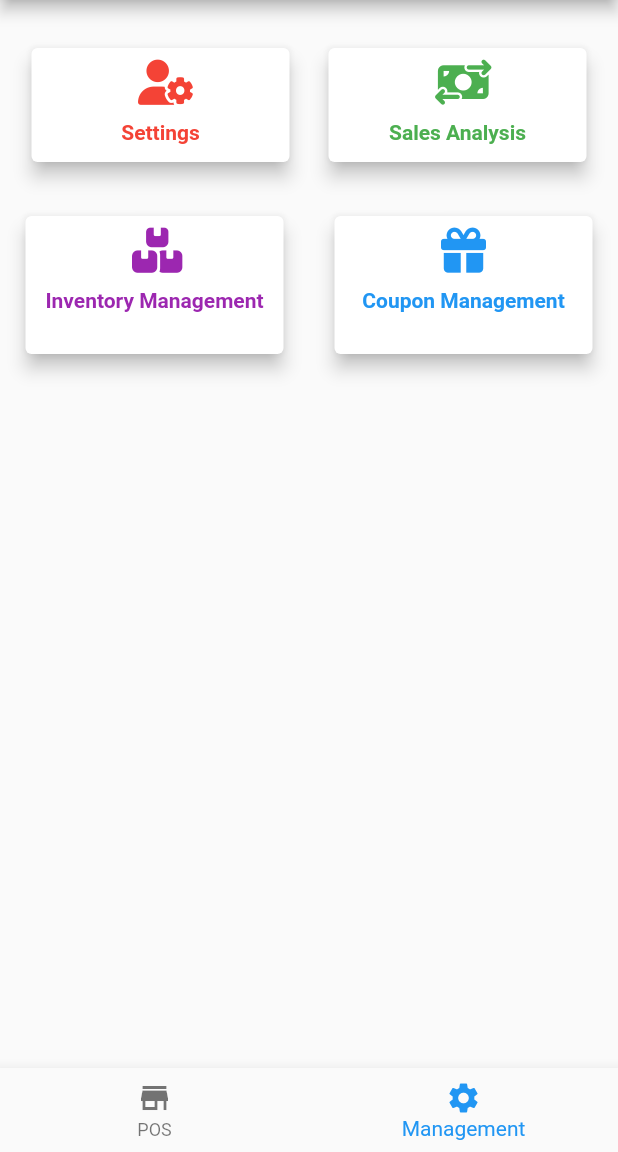
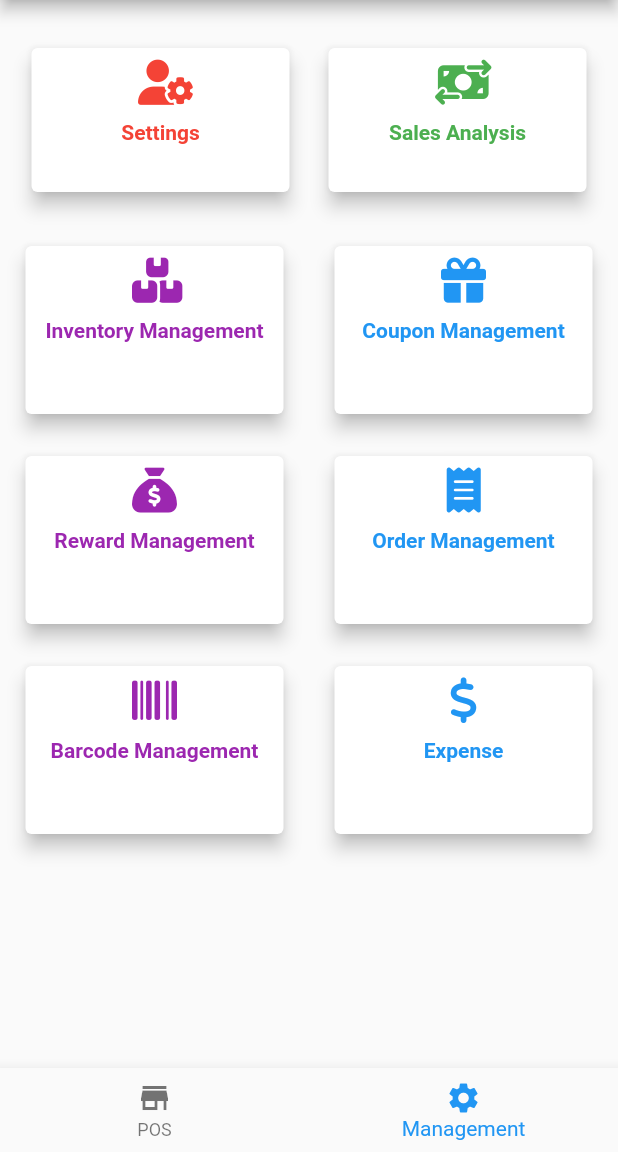
Before and after one commit to itprojectmanagementbykzn/pos, a Flutter app: the HomePage screen opened by its route, item 2 of the bottom bar chosen, on a phone screen of 412 x 824 dp, the part 84-1236 px from its top. Run offline on Flutter 3.47's test engine with Material 2 defaults, Android fonts, the phone set to English and light mode, and no system bars; our stand-ins replace cloud_firestore, firebase_auth, firebase_core, fl_chart, flutter_datetime_picker, font_awesome_flutter and 4 more; missing offline and left inert: colours; accounts and stored records are empty.

Commit message:
POS UI Update

```diff
--- a/lib/views/pages/admin_page.dart
+++ b/lib/views/pages/admin_page.dart
@@ -17,7 +17,7 @@ class AdminPage extends StatelessWidget {
           ),
       //First Row
       SizedBox(
-          height: 100,
+          height: 120,
           width: size.width,
           child: Padding(
             padding: const EdgeInsets.all(8.0),
@@ -45,7 +45,7 @@ class AdminPage extends StatelessWidget {
       ),
       //Second Row
       SizedBox(
-        height: 100,
+        height: 120,
         width: size.width,
         child: Row(mainAxisAlignment: MainAxisAlignment.spaceAround, children: [
           //Inventory Management
@@ -63,7 +63,49 @@ class AdminPage extends StatelessWidget {
             navigateRoute: () => Get.toNamed(couponUrl),
           ),
         ]),
-      )
+      ),
+      SizedBox(height: 20,),
+      SizedBox(
+            height: 120,
+            width: size.width,
+            child: Row(mainAxisAlignment: MainAxisAlignment.spaceAround, children: [
+              //Inventory Management
+              CardRow(
+                icon: FontAwesomeIcons.sackDollar,
+                color: Colors.purple,
+                text: "Reward Management",
+                navigateRoute: () => Get.toNamed(inventoryUrl),
+              ),
+              //Management Cupon
+              CardRow(
+                icon: FontAwesomeIcons.receipt,
+                color: Colors.blue,
+                text: "Order Management",
+                navigateRoute: () => Get.toNamed(couponUrl),
+              ),
+            ]),
+          ),
+      SizedBox(height: 20,),
+      SizedBox(
+            height: 120,
+            width: size.width,
+            child: Row(mainAxisAlignment: MainAxisAlignment.spaceAround, children: [
+              //Inventory Management
+              CardRow(
+                icon: FontAwesomeIcons.barcode,
+                color: Colors.purple,
+                text: "Barcode Management",
+                navigateRoute: () => Get.toNamed(inventoryUrl),
+              ),
+              //Management Cupon
+              CardRow(
+                icon: FontAwesomeIcons.dollarSign,
+                color: Colors.blue,
+                text: "Expense",
+                navigateRoute: () => Get.toNamed(couponUrl),
+              ),
+            ]),
+          ),
     ]));
   }
 }
```
